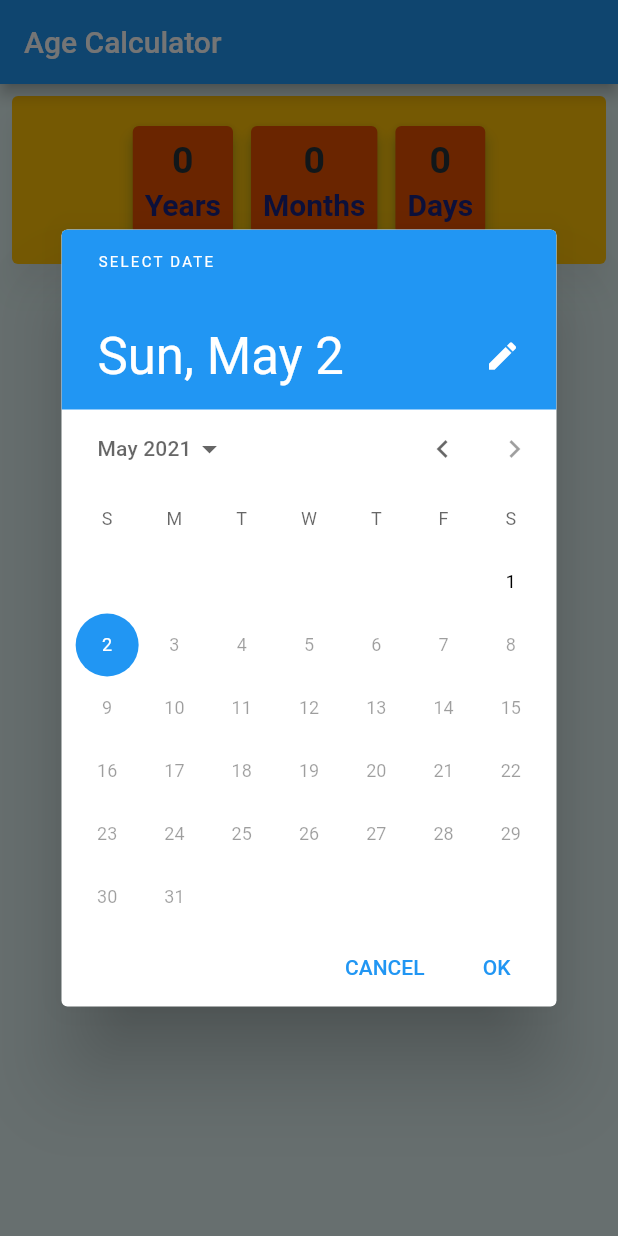
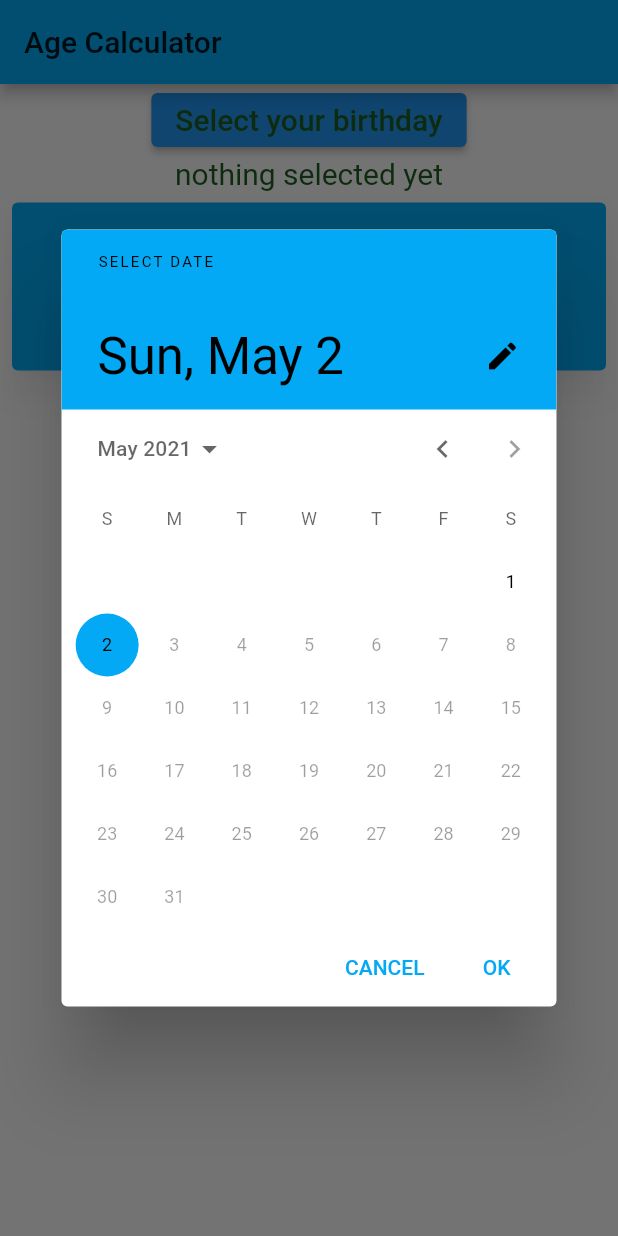
Before and after one commit to TheCoderGit/age_calculator_flutter, a Flutter app: the screen it shows after launch, after a tap on "Select your birthday", on a phone screen of 412 x 824 dp. Run offline on Flutter 3.47's test engine with Material 2 defaults, Android fonts, the phone set to English and light mode, and no system bars; drawn by our look-alikes of google_mobile_ads; network calls fail.

Commit message:
using the providers

```diff
--- a/lib/main.dart
+++ b/lib/main.dart
@@ -1,65 +1,65 @@
+import 'package:age_calculator_flutter/services/ad_provider.dart';
 import 'package:age_calculator_flutter/services/age_provider.dart';
 import 'package:age_calculator_flutter/widgets/age_card.dart';
 import 'package:flutter/cupertino.dart';
 import 'package:flutter/material.dart';
 import 'package:google_mobile_ads/google_mobile_ads.dart';
 import 'package:provider/provider.dart';
+import 'package:intl/intl.dart';
 
 void main() {
   WidgetsFlutterBinding.ensureInitialized();
   MobileAds.instance.initialize();
-  runApp(MyApp());
+
+  runApp(
+    MultiProvider(providers: [
+      ChangeNotifierProvider(create: (_)=> AgeProvider()),
+      ChangeNotifierProvider(create: (_)=> AdProvider())
+    ],
+    child:MyApp(),
+    )
+  );
 }
 
 class MyApp extends StatelessWidget {
   @override
   Widget build(BuildContext context) {
-    return ChangeNotifierProvider<AgeProvider>(
-      create: (_) => AgeProvider(),
-      child: MaterialApp(
+    return MaterialApp(
         debugShowCheckedModeBanner: false,
         home: HomePage(),
-      ),
-    );
+        theme: ThemeData(
+          primaryColor: Colors.lightBlue,
+          accentColor: Colors.blueGrey[300],
+          primarySwatch: Colors.lightBlue,
+          elevatedButtonTheme: ElevatedButtonThemeData(
+            style: ElevatedButton.styleFrom(
+              primary: Colors.blue,)
+          ),
+          )
+      );
   }
 }
 
-class HomePage extends StatefulWidget {
-  final BannerAd _bannerAd = BannerAd(
-      size: AdSize.banner,
-      adUnitId: 'ca-app-pub-2556925527469330/9886505794',
-      listener: AdListener(),
-      request: AdRequest());
-
-  @override
-  _HomePageState createState() => _HomePageState();
-}
-
-class _HomePageState extends State<HomePage> {
-  @override
-  void dispose() {
-    super.dispose();
-    widget._bannerAd.dispose();
-  }
+class HomePage extends StatelessWidget {
 
   @override
   Widget build(BuildContext context) {
-    widget._bannerAd.load();
+    context.read<AdProvider>().bannerAd.load();
     return Scaffold(
-      backgroundColor: Colors.teal[50],
+      backgroundColor: Colors.grey[50],
       appBar: AppBar(
         title: Text('Age Calculator'),
       ),
       body: Stack(
         alignment: Alignment.center,
         children: [
-          Positioned(
+          Positioned(//the banner ad
             bottom: 0,
             child: Container(
-              height: widget._bannerAd.size.height.toDouble(),
-              width: widget._bannerAd.size.width.toDouble(),
+              height: context.read<AdProvider>().bannerAd.size.height.toDouble(),
+              width: context.read<AdProvider>().bannerAd.size.width.toDouble(),
               child: AdWidget(
-                ad: widget._bannerAd,
+                ad: context.read<AdProvider>().bannerAd,
               ),
             ),
           ),
@@ -67,38 +67,9 @@ class _HomePageState extends State<HomePage> {
             top: 0,
             child: Column(
               children: [
-                Container(
-                  width: MediaQuery.of(context).size.width,
-                  child: Card(
-                    color: Colors.amber,
-                    elevation: 8,
-                    shadowColor: Colors.black26,
-                    margin: EdgeInsets.all(8),
-                    child: Row(
-                      mainAxisAlignment: MainAxisAlignment.center,
-                      children: [
-                        AgeCard(
-                          textNumber:
-                              '${Provider.of<AgeProvider>(context).ageYears ?? 0}',
-                          textDescription: 'Years',
-                        ),
-                        AgeCard(
-                          textNumber:
-                              '${Provider.of<AgeProvider>(context).ageMonths ?? 0}',
-                          textDescription: 'Months',
-                        ),
-                        AgeCard(
-                          textNumber:
-                              '${Provider.of<AgeProvider>(context).ageDays ?? 0}',
-                          textDescription: 'Days',
-                        ),
-                      ],
-                    ),
-                  ),
-                ),
                 ElevatedButton(
                   onPressed: () {
-                    Provider.of<AgeProvider>(context, listen: false)
+                    context.read<AgeProvider>()
                         .datePicker(context);
                   },
                   child: Text(
@@ -109,11 +80,43 @@ class _HomePageState extends State<HomePage> {
                     ),
                   ),
                 ),
-                Text(
-                  '${Provider.of<AgeProvider>(context).ageDays ?? 0}',
+                Text( Provider.of<AgeProvider>(context).ageDays != null ?
+                  'You Selected : ${context.read<AgeProvider>().insertedDay}'
+                   ' ${DateFormat('MMMM').format(context.read<AgeProvider>().selectedDate)}' :
+                   'nothing selected yet',
+                   //Provider.of<AgeProvider>(context).insertedMonth
                   style: TextStyle(
                     fontSize: 20,
-                    color: Colors.amber,
+                    color: Colors.green[900],
+                  ),
+                ),
+                Container(
+                  width: MediaQuery.of(context).size.width,
+                  child: Card(
+                    color: Theme.of(context).primaryColor,
+                    elevation: 8,
+                    shadowColor: Colors.black26,
+                    margin: EdgeInsets.all(8),
+                    child: Row(
+                      mainAxisAlignment: MainAxisAlignment.center,
+                      children: [
+                        AgeCard(
+                          textNumber:
+                              '${context.watch<AgeProvider>().ageYears ?? 0}',
+                          textDescription: 'Years',
+                        ),
+                        AgeCard(
+                          textNumber:
+                              '${context.watch<AgeProvider>().ageMonths ?? 0}',
+                          textDescription: 'Months',
+                        ),
+                        AgeCard(
+                          textNumber:
+                              '${context.watch<AgeProvider>().ageDays ?? 0}',
+                          textDescription: 'Days',
+                        ),
+                      ],
+                    ),
                   ),
                 ),
               ],
--- /dev/null
+++ b/lib/services/ad_provider.dart
@@ -0,0 +1,10 @@
+import 'package:flutter/material.dart';
+import 'package:google_mobile_ads/google_mobile_ads.dart';
+
+class AdProvider with ChangeNotifier {
+  final BannerAd bannerAd = BannerAd(
+      size: AdSize.banner,
+      adUnitId: 'ca-app-pub-2556925527469330/9886505794',
+      listener: AdListener(),
+      request: AdRequest());
+}
--- a/lib/services/age_provider.dart
+++ b/lib/services/age_provider.dart
@@ -2,6 +2,7 @@ import 'package:flutter/material.dart';
 
 class AgeProvider with ChangeNotifier {
   DateTime _now = DateTime.now();
+  DateTime selectedDate;
 
   int insertedYear, insertedMonth, insertedDay, insertedHour, insertedMinute;
   int currentYear, currentMonth, currentDay;
@@ -24,6 +25,8 @@ class AgeProvider with ChangeNotifier {
       insertedDay = value.day;
       insertedMonth = value.month;
       insertedYear = value.year;
+
+      selectedDate = value;
 
       if (currentDay < insertedDay) {
         if (bigMonths.contains(currentMonth)) {
--- a/lib/widgets/age_card.dart
+++ b/lib/widgets/age_card.dart
@@ -15,7 +15,7 @@ class AgeCard extends StatelessWidget {
       padding: const EdgeInsets.symmetric(vertical: 16,horizontal: 2),
       child: Expanded(
         child: Card(
-          color: Colors.orange[900],
+          color: Colors.white54,
           shadowColor: Colors.green,
           elevation: 4,
           child: Padding(
--- a/pubspec.yaml
+++ b/pubspec.yaml
@@ -30,6 +30,7 @@ dependencies:
   cupertino_icons: ^1.0.2
   provider: ^5.0.0
   google_mobile_ads: ^0.12.1+1
+  intl: ^0.17.0
 
 dev_dependencies:
   flutter_test:
```
Also changed, not shown: pubspec.lock.
